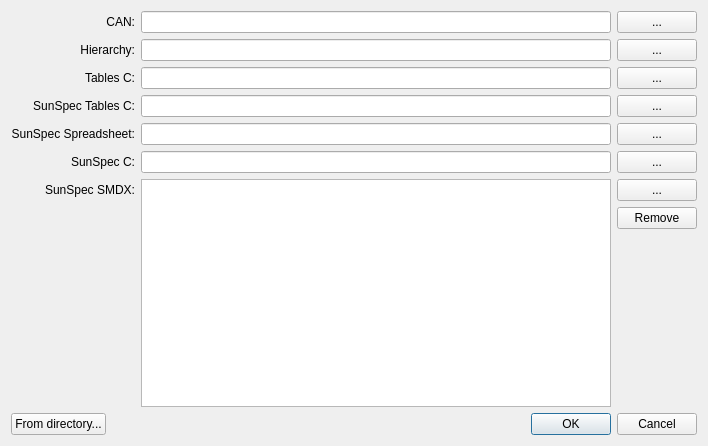
The window that src/epcpm/importexportdialog.ui (epcpower/pm) describes before a commit, drawn with Qt 5.
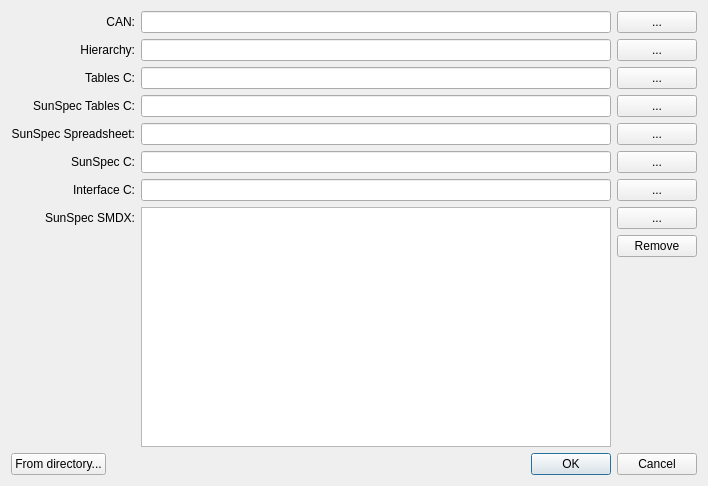
The same window after the commit.

What changed in the file:
```diff
--- a/src/epcpm/importexportdialog.ui
+++ b/src/epcpm/importexportdialog.ui
@@ -7,7 +7,7 @@
     <x>0</x>
     <y>0</y>
     <width>708</width>
-    <height>446</height>
+    <height>486</height>
    </rect>
   </property>
   <property name="sizePolicy">
@@ -20,13 +20,6 @@
    <string>Dialog</string>
   </property>
   <layout class="QGridLayout" name="gridLayout">
-   <item row="7" column="2">
-    <widget class="QPushButton" name="remove_smdx">
-     <property name="text">
-      <string>Remove</string>
-     </property>
-    </widget>
-   </item>
    <item row="4" column="0">
     <widget class="QLabel" name="label_3">
      <property name="text">
@@ -37,32 +30,8 @@
      </property>
     </widget>
    </item>
-   <item row="9" column="0" colspan="3">
-    <layout class="QHBoxLayout" name="horizontalLayout">
-     <item>
-      <widget class="QPushButton" name="from_directory">
-       <property name="text">
-        <string>From directory...</string>
-       </property>
-      </widget>
-     </item>
-     <item>
-      <widget class="QDialogButtonBox" name="buttons">
-       <property name="standardButtons">
-        <set>QDialogButtonBox::Cancel|QDialogButtonBox::Ok</set>
-       </property>
-      </widget>
-     </item>
-    </layout>
-   </item>
-   <item row="5" column="1">
-    <widget class="QLineEdit" name="sunspec_c"/>
-   </item>
-   <item row="0" column="1">
-    <widget class="QLineEdit" name="can"/>
-   </item>
-   <item row="1" column="1">
-    <widget class="QLineEdit" name="hierarchy"/>
+   <item row="3" column="1">
+    <widget class="QLineEdit" name="sunspec_tables_c"/>
    </item>
    <item row="4" column="2">
     <widget class="QPushButton" name="pick_spreadsheet">
@@ -71,23 +40,9 @@
      </property>
     </widget>
    </item>
-   <item row="6" column="1" rowspan="3">
-    <widget class="QListWidget" name="smdx_list">
-     <property name="selectionMode">
-      <enum>QAbstractItemView::ExtendedSelection</enum>
-     </property>
-    </widget>
-   </item>
    <item row="2" column="1">
     <widget class="QLineEdit" name="tables_c"/>
    </item>
-   <item row="2" column="2">
-    <widget class="QPushButton" name="pick_tables_c">
-     <property name="text">
-      <string>...</string>
-     </property>
-    </widget>
-   </item>
    <item row="2" column="0">
     <widget class="QLabel" name="tables_c_label">
      <property name="text">
@@ -98,6 +53,43 @@
      </property>
     </widget>
    </item>
+   <item row="1" column="1">
+    <widget class="QLineEdit" name="hierarchy"/>
+   </item>
+   <item row="7" column="1" rowspan="3">
+    <widget class="QListWidget" name="smdx_list">
+     <property name="selectionMode">
+      <enum>QAbstractItemView::ExtendedSelection</enum>
+     </property>
+    </widget>
+   </item>
+   <item row="1" column="2">
+    <widget class="QPushButton" name="pick_hierarchy">
+     <property name="text">
+      <string>...</string>
+     </property>
+    </widget>
+   </item>
+   <item row="0" column="1">
+    <widget class="QLineEdit" name="can"/>
+   </item>
+   <item row="7" column="0">
+    <widget class="QLabel" name="smdx_label">
+     <property name="text">
+      <string>SunSpec SMDX:</string>
+     </property>
+     <property name="alignment">
+      <set>Qt::AlignRight|Qt::AlignTrailing|Qt::AlignVCenter</set>
+     </property>
+    </widget>
+   </item>
+   <item row="5" column="2">
+    <widget class="QPushButton" name="pick_sunspec_c">
+     <property name="text">
+      <string>...</string>
+     </property>
+    </widget>
+   </item>
    <item row="5" column="0">
     <widget class="QLabel" name="sunspec_c_label">
      <property name="text">
@@ -108,8 +100,26 @@
      </property>
     </widget>
    </item>
-   <item row="4" column="1">
-    <widget class="QLineEdit" name="spreadsheet"/>
+   <item row="3" column="2">
+    <widget class="QPushButton" name="pick_sunspec_tables_c">
+     <property name="text">
+      <string>...</string>
+     </property>
+    </widget>
+   </item>
+   <item row="8" column="2">
+    <widget class="QPushButton" name="remove_smdx">
+     <property name="text">
+      <string>Remove</string>
+     </property>
+    </widget>
+   </item>
+   <item row="7" column="2">
+    <widget class="QPushButton" name="pick_smdx">
+     <property name="text">
+      <string>...</string>
+     </property>
+    </widget>
    </item>
    <item row="1" column="0">
     <widget class="QLabel" name="label_2">
@@ -121,12 +131,8 @@
      </property>
     </widget>
    </item>
-   <item row="5" column="2">
-    <widget class="QPushButton" name="pick_sunspec_c">
-     <property name="text">
-      <string>...</string>
-     </property>
-    </widget>
+   <item row="4" column="1">
+    <widget class="QLineEdit" name="spreadsheet"/>
    </item>
    <item row="0" column="2">
     <widget class="QPushButton" name="pick_can">
@@ -135,10 +141,38 @@
      </property>
     </widget>
    </item>
-   <item row="6" column="0">
-    <widget class="QLabel" name="smdx_label">
+   <item row="5" column="1">
+    <widget class="QLineEdit" name="sunspec_c"/>
+   </item>
+   <item row="10" column="0" colspan="3">
+    <layout class="QHBoxLayout" name="horizontalLayout">
+     <item>
+      <widget class="QPushButton" name="from_directory">
+       <property name="text">
+        <string>From directory...</string>
+       </property>
+      </widget>
+     </item>
+     <item>
+      <widget class="QDialogButtonBox" name="buttons">
+       <property name="standardButtons">
+        <set>QDialogButtonBox::Cancel|QDialogButtonBox::Ok</set>
+       </property>
+      </widget>
+     </item>
+    </layout>
+   </item>
+   <item row="2" column="2">
+    <widget class="QPushButton" name="pick_tables_c">
      <property name="text">
-      <string>SunSpec SMDX:</string>
+      <string>...</string>
+     </property>
+    </widget>
+   </item>
+   <item row="3" column="0">
+    <widget class="QLabel" name="sunspec_tables_c_label">
+     <property name="text">
+      <string>SunSpec Tables C:</string>
      </property>
      <property name="alignment">
       <set>Qt::AlignRight|Qt::AlignTrailing|Qt::AlignVCenter</set>
@@ -155,35 +189,21 @@
      </property>
     </widget>
    </item>
-   <item row="1" column="2">
-    <widget class="QPushButton" name="pick_hierarchy">
+   <item row="6" column="0">
+    <widget class="QLabel" name="interface_c_label">
      <property name="text">
-      <string>...</string>
+      <string>Interface C:</string>
+     </property>
+     <property name="alignment">
+      <set>Qt::AlignRight|Qt::AlignTrailing|Qt::AlignVCenter</set>
      </property>
     </widget>
    </item>
+   <item row="6" column="1">
+    <widget class="QLineEdit" name="interface_c"/>
+   </item>
    <item row="6" column="2">
-    <widget class="QPushButton" name="pick_smdx">
-     <property name="text">
-      <string>...</string>
-     </property>
-    </widget>
-   </item>
-   <item row="3" column="1">
-    <widget class="QLineEdit" name="sunspec_tables_c"/>
-   </item>
-   <item row="3" column="0">
-    <widget class="QLabel" name="sunspec_tables_c_label">
-     <property name="text">
-      <string>SunSpec Tables C:</string>
-     </property>
-     <property name="alignment">
-      <set>Qt::AlignRight|Qt::AlignTrailing|Qt::AlignVCenter</set>
-     </property>
-    </widget>
-   </item>
-   <item row="3" column="2">
-    <widget class="QPushButton" name="pick_sunspec_tables_c">
+    <widget class="QPushButton" name="pick_interface_c">
      <property name="text">
       <string>...</string>
      </property>
```
